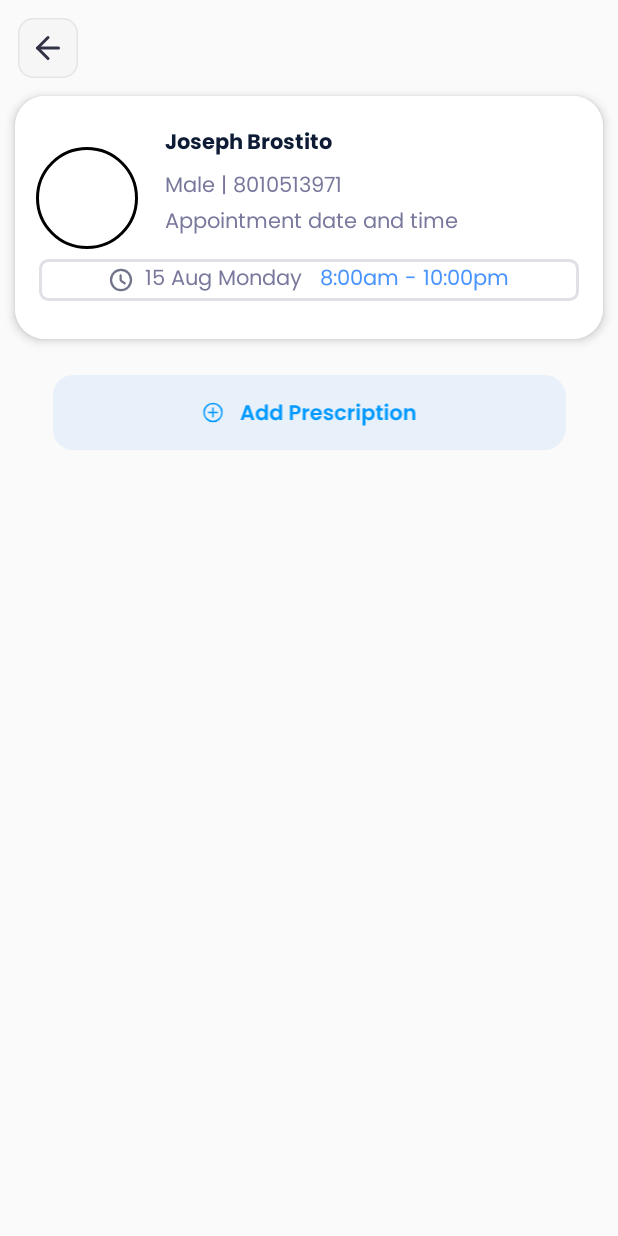
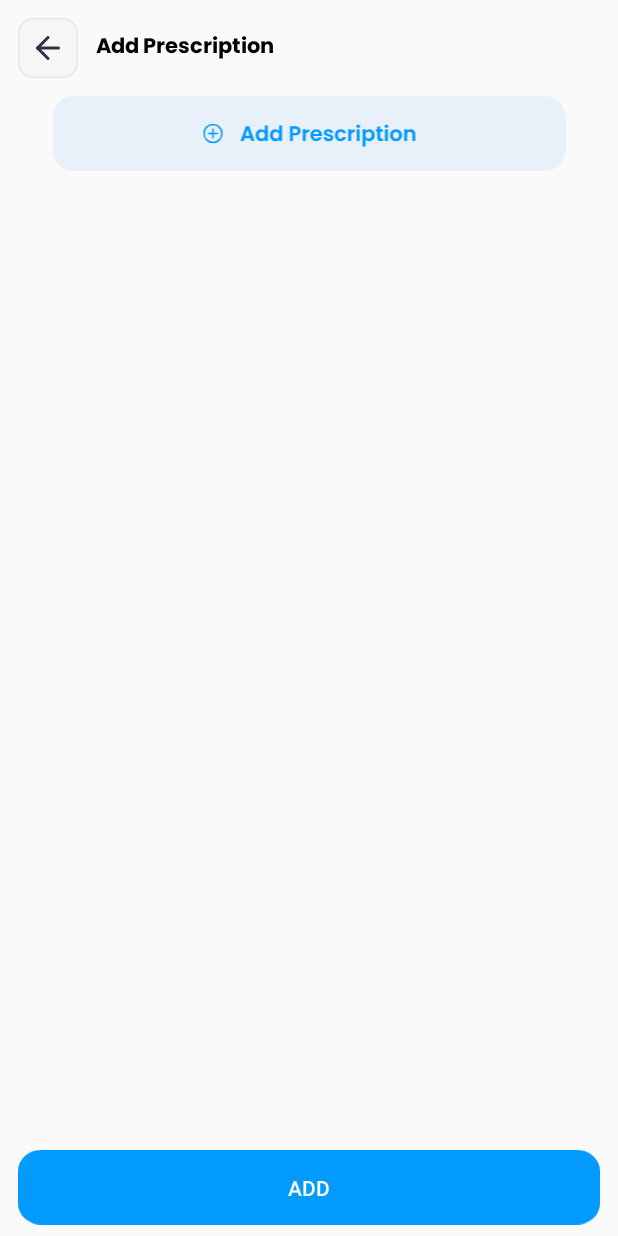
Before and after one commit to medwiz/MedWiz-Android, an Android app: the AddPrescriptionsActivity screen opened directly, with no data from a screen before it, on a phone screen of 412 x 824 dp. Run offline under Robolectric (Android 15) with nearby library versions, the phone set to English and light mode, and no system bars; our stand-ins replace Dagger/Hilt's generated code.

Commit message:
Added Prescription

```diff
--- a/app/build.gradle
+++ b/app/build.gradle
@@ -2,6 +2,7 @@ plugins {
     id 'com.android.application'
     id 'org.jetbrains.kotlin.android'
     id 'kotlin-kapt'
+    id 'kotlin-parcelize'
     id 'dagger.hilt.android.plugin'
 }
 
@@ -94,4 +95,6 @@ dependencies {
 
 
 
+
+
 }
--- a/app/src/main/AndroidManifest.xml
+++ b/app/src/main/AndroidManifest.xml
@@ -11,9 +11,13 @@
         android:supportsRtl="true"
         android:theme="@style/Theme.App.Starting">
         <activity
+            android:name=".doctorsView.docotorUi.consult.SendPrescriptionActivity"
+            android:exported="false"
+            android:theme="@style/Theme.AppCompat.DayNight.NoActionBar" />
+        <activity
             android:name=".doctorsView.docotorUi.consult.AddPrescriptionsActivity"
             android:exported="false"
-            android:theme="@style/Theme.AppCompat.DayNight.NoActionBar"/>
+            android:theme="@style/Theme.AppCompat.DayNight.NoActionBar" />
         <activity
             android:name=".LabView.ui.LabActivity"
             android:exported="false"
--- a/app/src/main/java/com/medwiz/medwiz/main/VerificationFragment.kt
+++ b/app/src/main/java/com/medwiz/medwiz/auth/login/VerificationFragment.kt
@@ -1,4 +1,4 @@
-package com.medwiz.medwiz.main
+package com.medwiz.medwiz.auth.login
 
 import android.content.Intent
 import android.os.Bundle
@@ -23,6 +23,7 @@ class VerificationFragment:Fragment(R.layout.fragment_verification) {
         super.onViewCreated(view, savedInstanceState)
         binding = FragmentVerificationBinding.bind(view)
         phoneNumber=arguments?.getString(MedWizConstants.AppValue.PHONE_NUMBER)!!
+        accountType = arguments?.getString(MedWizConstants.Auth.ACCOUNT_TYPE)!!
         binding.tvVerificationNumber.text=phoneNumber
         binding.imgBack.setOnClickListener{
 
--- a/app/src/main/res/layout/activity_add_prescriptions.xml
+++ b/app/src/main/res/layout/activity_add_prescriptions.xml
@@ -1,5 +1,6 @@
 <?xml version="1.0" encoding="utf-8"?>
-<androidx.constraintlayout.widget.ConstraintLayout xmlns:android="http://schemas.android.com/apk/res/android"
+<androidx.constraintlayout.widget.ConstraintLayout
+    xmlns:android="http://schemas.android.com/apk/res/android"
     xmlns:app="http://schemas.android.com/apk/res-auto"
     xmlns:tools="http://schemas.android.com/tools"
     android:layout_width="match_parent"
@@ -26,25 +27,12 @@
             android:layout_width="wrap_content"
             android:layout_height="wrap_content"
             android:id="@+id/tvTitle"
-            android:visibility="gone"
             android:layout_marginStart="@dimen/h6_dp_12"
             android:layout_gravity="center"
             android:fontFamily="@font/poppins_bold"
             android:textColor="@color/black"
             android:text="@string/add_prescription"/>
     </LinearLayout>
-
-
-
-    <include
-        android:id="@+id/layMainInclude"
-        layout="@layout/single_patient_rcv_item"
-        android:layout_width="0dp"
-        android:layout_height="wrap_content"
-        app:layout_constraintTop_toBottomOf="@+id/imgBackLinearLayout"
-        app:layout_constraintEnd_toEndOf="parent"
-        app:layout_constraintStart_toStartOf="parent"
-        />
 
     <ImageView
         android:id="@+id/imgAddPrescription"
@@ -54,7 +42,7 @@
         android:layout_marginTop="@dimen/h6_dp_12"
         app:layout_constraintEnd_toEndOf="parent"
         app:layout_constraintStart_toStartOf="parent"
-        app:layout_constraintTop_toBottomOf="@+id/layMainInclude"
+        app:layout_constraintTop_toBottomOf="@+id/imgBackLinearLayout"
         />
 
     <TextView
@@ -69,6 +57,20 @@
         app:layout_constraintStart_toStartOf="parent"
         app:layout_constraintTop_toBottomOf="@+id/imgAddPrescription"
         />
+    <androidx.recyclerview.widget.RecyclerView
+        android:layout_width="match_parent"
+        android:layout_height="wrap_content"
+        android:id="@+id/rcvMedicine"
+        android:layout_marginStart="@dimen/h6_dp_12"
+        android:layout_marginEnd="@dimen/h6_dp_12"
+        android:layout_marginTop="@dimen/h6_dp_12"
+        android:background="@drawable/layout_rounded_bg"
+        app:layout_constraintEnd_toEndOf="parent"
+        app:layout_constraintStart_toStartOf="parent"
+        app:layout_constraintTop_toBottomOf="@+id/tvMedicine">
+
+    </androidx.recyclerview.widget.RecyclerView>
+
     <ImageView
         android:id="@+id/imgMedicine"
         android:layout_width="match_parent"
@@ -78,7 +80,7 @@
         android:layout_marginTop="@dimen/h6_dp_12"
         app:layout_constraintEnd_toEndOf="parent"
         app:layout_constraintStart_toStartOf="parent"
-        app:layout_constraintTop_toBottomOf="@+id/tvMedicine"
+        app:layout_constraintTop_toBottomOf="@+id/rcvMedicine"
         />
 
 
@@ -94,6 +96,20 @@
         app:layout_constraintStart_toStartOf="parent"
         app:layout_constraintTop_toBottomOf="@+id/imgMedicine"
         />
+
+    <androidx.recyclerview.widget.RecyclerView
+        android:layout_width="match_parent"
+        android:layout_height="wrap_content"
+        android:id="@+id/rcvTest"
+        android:background="@drawable/layout_rounded_bg"
+        android:layout_marginStart="@dimen/h6_dp_12"
+        android:layout_marginEnd="@dimen/h6_dp_12"
+        android:layout_marginTop="@dimen/h6_dp_12"
+        app:layout_constraintEnd_toEndOf="parent"
+        app:layout_constraintStart_toStartOf="parent"
+        app:layout_constraintTop_toBottomOf="@+id/tvTest">
+
+    </androidx.recyclerview.widget.RecyclerView>
     <ImageView
         android:id="@+id/imgTest"
         android:layout_width="match_parent"
@@ -103,7 +119,24 @@
         android:layout_marginTop="@dimen/h6_dp_12"
         app:layout_constraintEnd_toEndOf="parent"
         app:layout_constraintStart_toStartOf="parent"
-        app:layout_constraintTop_toBottomOf="@+id/tvTest"
+        app:layout_constraintTop_toBottomOf="@+id/rcvTest"
         />
 
+    <androidx.appcompat.widget.AppCompatButton
+        android:layout_width="match_parent"
+        android:layout_height="50dp"
+        android:id="@+id/btAdd"
+        android:layout_marginStart="@dimen/h6_dp_12"
+        android:layout_marginEnd="@dimen/h6_dp_12"
+        android:text="@string/add"
+        android:textColor="@color/white"
+        android:gravity="center"
+        android:textSize="@dimen/h5_sp_14"
+        android:lineSpacingExtra="15sp"
+        android:translationY="-7.5sp"
+        android:background="@drawable/ic_rectangle"
+        app:layout_constraintBottom_toBottomOf="parent"
+        app:layout_constraintEnd_toEndOf="parent"
+        app:layout_constraintStart_toStartOf="parent"/>
+
 </androidx.constraintlayout.widget.ConstraintLayout>
--- a/app/src/main/res/navigation/med_wiz_nav.xml
+++ b/app/src/main/res/navigation/med_wiz_nav.xml
@@ -43,6 +43,6 @@
     </fragment>
     <fragment
         android:id="@+id/verificationFragment"
-        android:name="com.medwiz.medwiz.main.VerificationFragment"
+        android:name="com.medwiz.medwiz.auth.login.VerificationFragment"
         android:label="VerificationFragment" />
 </navigation>
--- a/app/src/main/res/values/strings.xml
+++ b/app/src/main/res/values/strings.xml
@@ -84,4 +84,12 @@
     <string name="medicine_name">Medicine Name</string>
     <string name="medicine_no_of_days">No of days</string>
     <string name="no_of_times">No of times</string>
+    <string name="add_medicine_title">Add Medicines</string>
+    <string name="add_test_title">Add Lab tests</string>
+    <string name="lab_test_name">Test name</string>
+    <string name="add">Add</string>
+    <string name="prescription">Prescription</string>
+    <string name="edit">Edit</string>
+    <string name="test_required">Test Required</string>
+    <string name="send_prescription">Send Prescription</string>
 </resources>
```
Also changed, not shown: app/src/main/java/com/medwiz/medwiz/auth/SelectAccountFragment.kt (+13 -18 lines), app/src/main/java/com/medwiz/medwiz/auth/login/LoginFragment.kt (+21 -7 lines), app/src/main/java/com/medwiz/medwiz/doctorsView/docotorUi/consult/AddPrescriptionsActivity.kt (+100 -39 lines), app/src/main/java/com/medwiz/medwiz/doctorsView/docotorUi/consult/PrescriptionAdapter.kt (added, +77 -0 lines), app/src/main/java/com/medwiz/medwiz/doctorsView/docotorUi/consult/SendPrescriptionActivity.kt (added, +42 -0 lines), app/src/main/java/com/medwiz/medwiz/doctorsView/model/Medicine.kt (+7 -1 lines), app/src/main/res/layout/activity_send_prescription.xml (added, +124 -0 lines), app/src/main/res/layout/add_medicine_popup.xml (+13 -13 lines), app/src/main/res/layout/prescription_single_layout.xml (added, +36 -0 lines).
